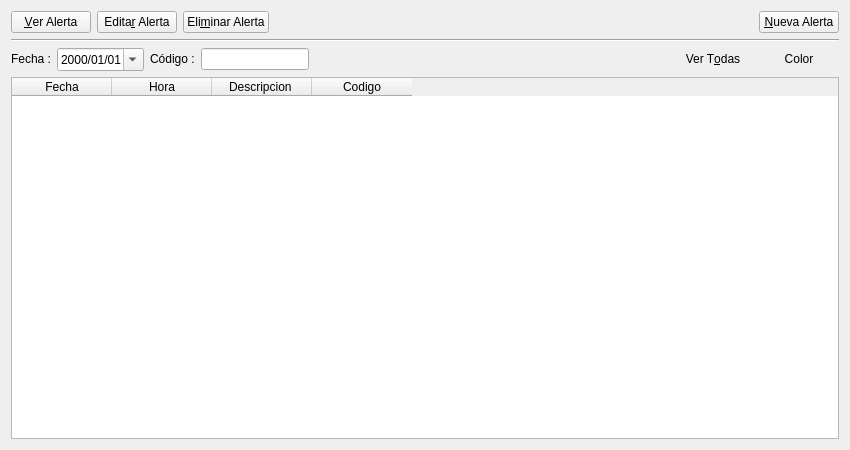
The window that alertas_ui.ui (rodety/Clinica) describes before a commit, drawn with Qt 5.
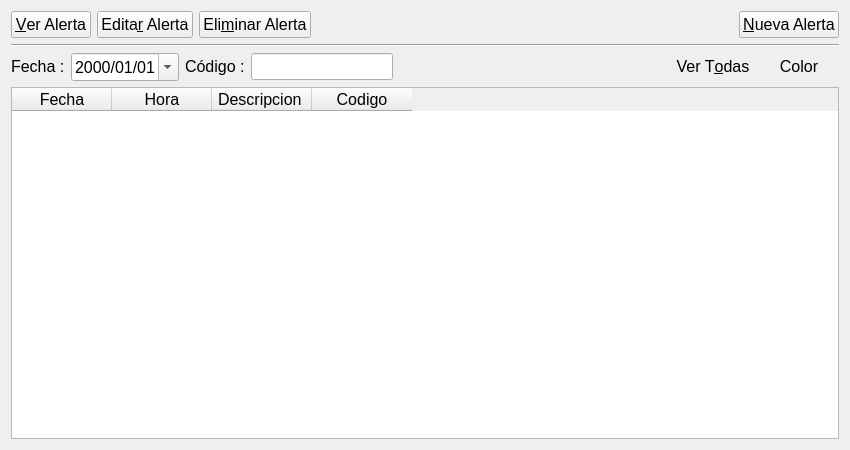
The same window after the commit. Icons and pictures are not drawn.

The edit to the form file:
```diff
--- a/alertas_ui.ui
+++ b/alertas_ui.ui
@@ -20,6 +20,11 @@
       <layout class="QGridLayout" name="gridLayout">
        <item row="0" column="0">
         <widget class="QPushButton" name="verAlerta">
+         <property name="font">
+          <font>
+           <pointsize>12</pointsize>
+          </font>
+         </property>
          <property name="text">
           <string>&amp;Ver Alerta</string>
          </property>
@@ -43,6 +48,11 @@
            <verstretch>0</verstretch>
           </sizepolicy>
          </property>
+         <property name="font">
+          <font>
+           <pointsize>12</pointsize>
+          </font>
+         </property>
          <property name="text">
           <string>Edita&amp;r Alerta</string>
          </property>
@@ -66,6 +76,11 @@
            <verstretch>0</verstretch>
           </sizepolicy>
          </property>
+         <property name="font">
+          <font>
+           <pointsize>12</pointsize>
+          </font>
+         </property>
          <property name="text">
           <string>Eli&amp;minar Alerta</string>
          </property>
@@ -83,6 +98,11 @@
        </item>
        <item row="0" column="3">
         <spacer name="horizontalSpacer_2">
+         <property name="font">
+          <font>
+           <pointsize>12</pointsize>
+          </font>
+         </property>
          <property name="orientation">
           <enum>Qt::Horizontal</enum>
          </property>
@@ -96,6 +116,11 @@
        </item>
        <item row="0" column="4">
         <widget class="QPushButton" name="newAlert_alerta">
+         <property name="font">
+          <font>
+           <pointsize>12</pointsize>
+          </font>
+         </property>
          <property name="text">
           <string>&amp;Nueva Alerta</string>
          </property>
@@ -115,6 +140,11 @@
      </item>
      <item row="1" column="0">
       <widget class="Line" name="line">
+       <property name="font">
+        <font>
+         <pointsize>12</pointsize>
+        </font>
+       </property>
        <property name="orientation">
         <enum>Qt::Horizontal</enum>
        </property>
@@ -130,6 +160,11 @@
            <verstretch>0</verstretch>
           </sizepolicy>
          </property>
+         <property name="font">
+          <font>
+           <pointsize>12</pointsize>
+          </font>
+         </property>
          <property name="text">
           <string>Fecha :</string>
          </property>
@@ -146,6 +181,11 @@
            <verstretch>0</verstretch>
           </sizepolicy>
          </property>
+         <property name="font">
+          <font>
+           <pointsize>12</pointsize>
+          </font>
+         </property>
          <property name="layoutDirection">
           <enum>Qt::LeftToRight</enum>
          </property>
@@ -171,6 +211,11 @@
            <verstretch>0</verstretch>
           </sizepolicy>
          </property>
+         <property name="font">
+          <font>
+           <pointsize>12</pointsize>
+          </font>
+         </property>
          <property name="text">
           <string>Código :</string>
          </property>
@@ -184,6 +229,11 @@
            <verstretch>0</verstretch>
           </sizepolicy>
          </property>
+         <property name="font">
+          <font>
+           <pointsize>12</pointsize>
+          </font>
+         </property>
          <property name="readOnly">
           <bool>true</bool>
          </property>
@@ -191,6 +241,11 @@
        </item>
        <item row="0" column="4">
         <spacer name="horizontalSpacer">
+         <property name="font">
+          <font>
+           <pointsize>12</pointsize>
+          </font>
+         </property>
          <property name="orientation">
           <enum>Qt::Horizontal</enum>
          </property>
@@ -210,6 +265,11 @@
            <verstretch>0</verstretch>
           </sizepolicy>
          </property>
+         <property name="font">
+          <font>
+           <pointsize>12</pointsize>
+          </font>
+         </property>
          <property name="text">
           <string>Ver T&amp;odas</string>
          </property>
@@ -230,6 +290,11 @@
        </item>
        <item row="0" column="6">
         <widget class="QPushButton" name="pushButton_Alert_changeColor">
+         <property name="font">
+          <font>
+           <pointsize>12</pointsize>
+          </font>
+         </property>
          <property name="text">
           <string>Color</string>
          </property>
@@ -254,6 +319,7 @@
       <widget class="QTableWidget" name="tableWidget_AlertList">
        <property name="font">
         <font>
+         <pointsize>12</pointsize>
          <strikeout>false</strikeout>
         </font>
        </property>
```
